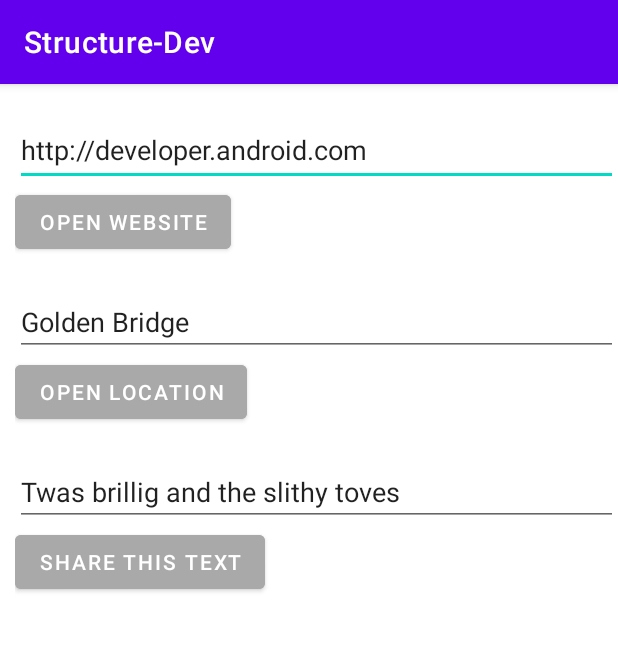
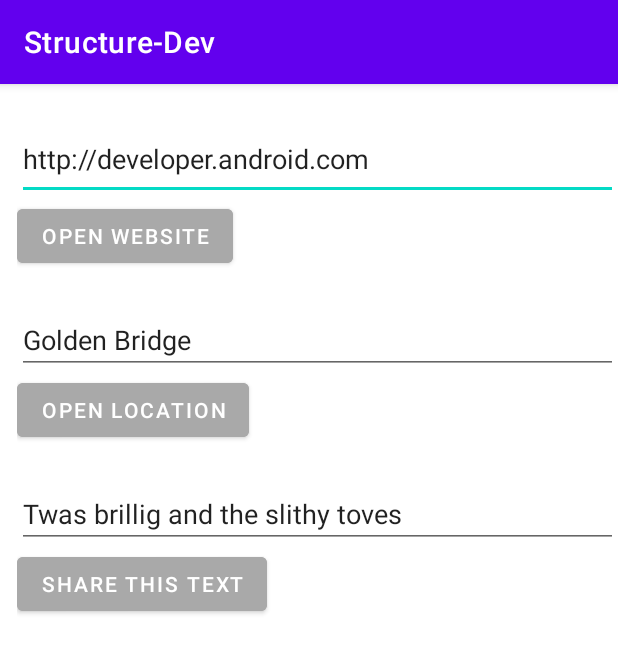
Before and after one commit to vinhcotam/Android_Tutorials_Pra_VinhHH, an Android app: the screen it shows after launch (ImplicitIntents), on a phone screen of 412 x 824 dp. Shown: the top 653 px of the screen. Run offline under Robolectric (Android 15) with nearby library versions, the phone set to English and light mode, and no system bars.

Commit message:
sua man implicit intent

```diff
--- a/app/build.gradle.kts
+++ b/app/build.gradle.kts
@@ -2,7 +2,6 @@ plugins {
     id(Plugins.android_application)
     kotlin(Plugins.kotlin_android)
     id(Plugins.detekt).version(Versions.detekt)
-
     jacoco
 }
 
--- a/app/src/main/java/com/sun/android/ex_slide5/ImplicitIntents.kt
+++ b/app/src/main/java/com/sun/android/ex_slide5/ImplicitIntents.kt
@@ -9,22 +9,24 @@ import android.widget.Button
 import android.widget.EditText
 import android.widget.Toast
 import com.sun.android.R
+import com.sun.android.databinding.ActivityImplicitIntentsBinding
 import com.sun.android.databinding.ActivityMainBinding
 
 class ImplicitIntents : AppCompatActivity() {
     private val binding by lazy {
-        ActivityMainBinding.inflate(layoutInflater)
+        ActivityImplicitIntentsBinding.inflate(layoutInflater)
     }
 
     override fun onCreate(savedInstanceState: Bundle?) {
         super.onCreate(savedInstanceState)
-        setContentView(R.layout.activity_implicit_intents)
-        val editTextSearchWeb: EditText = findViewById(R.id.edit_text_search_web);
-        val buttonSearchWeb: Button = findViewById(R.id.button_search_web);
-        val editTextSearchLocation: EditText = findViewById(R.id.edit_text_search_location);
-        val buttonSearchLocation: Button = findViewById(R.id.button_search_location);
-        val editTextShareMessage: EditText = findViewById(R.id.edit_text_share_message);
-        val buttonShareMessage: Button = findViewById(R.id.button_share_message);
+        setContentView(binding.root)
+        val editTextSearchWeb = binding.editTextSearchWeb
+        val buttonSearchWeb = binding.buttonSearchWeb
+        val editTextSearchLocation = binding.editTextSearchLocation
+        val buttonSearchLocation = binding.buttonSearchLocation
+        val editTextShareMessage = binding.editTextShareMessage
+        val buttonShareMessage = binding.buttonShareMessage
+
         buttonSearchWeb.setOnClickListener() {
             if (editTextSearchWeb.text.toString().isNullOrEmpty()) {
                 Toast.makeText(this, R.string.text_required_message, Toast.LENGTH_LONG).show()
--- a/app/src/main/res/layout/activity_implicit_intents.xml
+++ b/app/src/main/res/layout/activity_implicit_intents.xml
@@ -5,27 +5,27 @@
     android:layout_width="match_parent"
     android:layout_height="match_parent"
     android:orientation="vertical"
-    android:paddingLeft="10dp"
+    android:paddingLeft="@dimen/dp_10"
     tools:context=".ex_slide5.ImplicitIntents">
 
     <EditText
         android:id="@+id/edit_text_search_web"
         android:layout_width="match_parent"
         android:layout_height="wrap_content"
-        android:layout_marginTop="20dp"
-        android:minHeight="48dp"
+        android:layout_marginTop="@dimen/dp_20"
+        android:minHeight="@dimen/dp_48"
         android:text="@string/defaul_search_web_value"/>
 
     <Button
         android:id="@+id/button_search_web"
         android:layout_width="wrap_content"
         android:layout_height="wrap_content"
-        android:backgroundTint="#A9A9A9"
+        android:backgroundTint="@color/grey"
         android:text="@string/button_search_web"
 
         />
     <EditText
-        android:layout_marginTop="20dp"
+        android:layout_marginTop="@dimen/dp_20"
         android:layout_width="match_parent"
         android:layout_height="wrap_content"
         android:text="@string/defaul_search_location_value"
@@ -37,10 +37,10 @@
         android:id="@+id/button_search_location"
         android:layout_width="wrap_content"
         android:layout_height="wrap_content"
-        android:backgroundTint="#A9A9A9"
+        android:backgroundTint="@color/grey"
         android:text="@string/button_search_location"/>
     <EditText
-        android:layout_marginTop="20dp"
+        android:layout_marginTop="@dimen/dp_20"
         android:layout_width="match_parent"
         android:layout_height="wrap_content"
         android:id="@+id/edit_text_share_message"
@@ -50,6 +50,6 @@
         android:id="@+id/button_share_message"
         android:layout_width="wrap_content"
         android:layout_height="wrap_content"
-        android:backgroundTint="#A9A9A9"
+        android:backgroundTint="@color/grey"
         android:text="@string/button_share_message"/>
 </LinearLayout>
--- a/app/src/main/res/values/colors.xml
+++ b/app/src/main/res/values/colors.xml
@@ -8,4 +8,5 @@
     <color name="black">#FF000000</color>
     <color name="white">#FFFFFFFF</color>
     <color name="grey">#A9A9A9</color>
+    <color name="gold">#FFD700</color>
 </resources>
```
Also changed, not shown: app/src/main/AndroidManifest.xml (+14 -7 lines), app/src/main/java/com/sun/android/ex_slide6/Slide6.kt (added, +12 -0 lines), app/src/main/java/com/sun/android/ex_slide6/entireActivityLifecycle.kt (added, +59 -0 lines), app/src/main/res/layout/activity_slide6.xml (added, +55 -0 lines), app/src/main/res/layout/fragment_entire_activity_lifecycle.xml (added, +41 -0 lines), app/src/main/res/values/strings.xml (+8 -0 lines).
